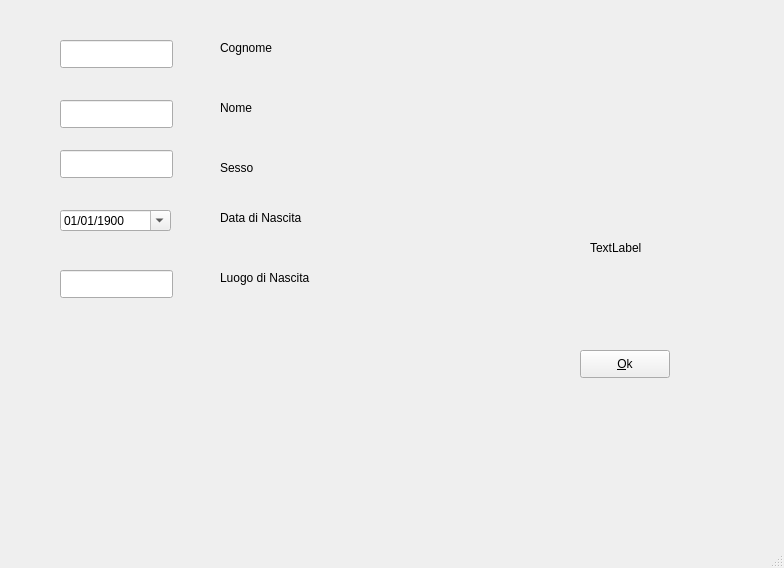
First picture: the form in mainwindow7.ui, repository lroberto68/TestPyQt2, before the edit.
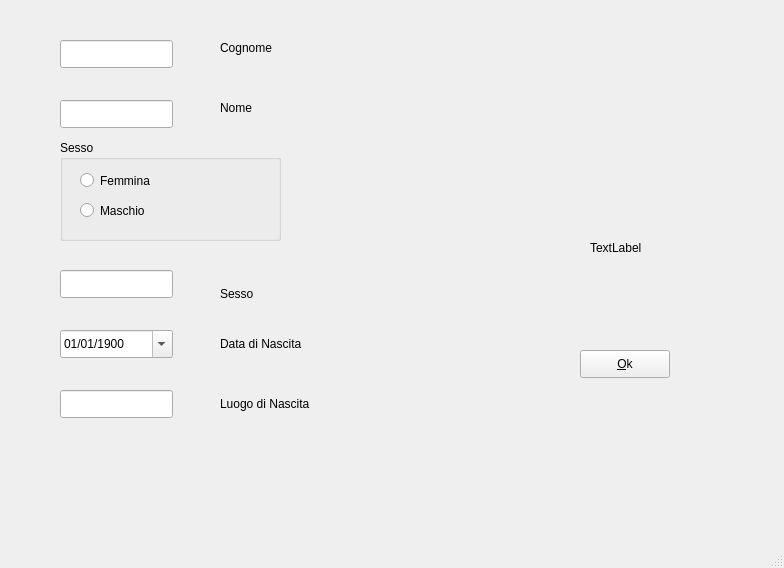
Second picture: the form after the edit. Icons and pictures are not drawn.

```diff
--- a/mainwindow7.ui
+++ b/mainwindow7.ui
@@ -68,17 +68,20 @@
     <property name="geometry">
      <rect>
       <x>60</x>
-      <y>150</y>
+      <y>270</y>
       <width>113</width>
       <height>28</height>
      </rect>
     </property>
+    <property name="readOnly">
+     <bool>false</bool>
+    </property>
    </widget>
    <widget class="QLineEdit" name="lnLuogo">
     <property name="geometry">
      <rect>
       <x>60</x>
-      <y>270</y>
+      <y>390</y>
       <width>113</width>
       <height>28</height>
      </rect>
@@ -88,9 +91,9 @@
     <property name="geometry">
      <rect>
       <x>60</x>
-      <y>210</y>
-      <width>111</width>
-      <height>21</height>
+      <y>330</y>
+      <width>113</width>
+      <height>28</height>
      </rect>
     </property>
     <property name="dateTime">
@@ -143,9 +146,9 @@
     <property name="geometry">
      <rect>
       <x>220</x>
-      <y>160</y>
-      <width>58</width>
-      <height>16</height>
+      <y>280</y>
+      <width>113</width>
+      <height>28</height>
      </rect>
     </property>
     <property name="text">
@@ -156,9 +159,9 @@
     <property name="geometry">
      <rect>
       <x>220</x>
-      <y>210</y>
-      <width>121</width>
-      <height>16</height>
+      <y>330</y>
+      <width>113</width>
+      <height>28</height>
      </rect>
     </property>
     <property name="text">
@@ -169,15 +172,54 @@
     <property name="geometry">
      <rect>
       <x>220</x>
-      <y>270</y>
-      <width>121</width>
-      <height>16</height>
+      <y>390</y>
+      <width>113</width>
+      <height>28</height>
      </rect>
     </property>
     <property name="text">
      <string>&lt;html&gt;&lt;head/&gt;&lt;body&gt;&lt;p&gt;Luogo di Nascita&lt;/p&gt;&lt;/body&gt;&lt;/html&gt;</string>
     </property>
    </widget>
+   <widget class="QGroupBox" name="grpSesso">
+    <property name="geometry">
+     <rect>
+      <x>60</x>
+      <y>140</y>
+      <width>221</width>
+      <height>101</height>
+     </rect>
+    </property>
+    <property name="title">
+     <string>Sesso</string>
+    </property>
+    <widget class="QRadioButton" name="rdbFem">
+     <property name="geometry">
+      <rect>
+       <x>20</x>
+       <y>30</y>
+       <width>104</width>
+       <height>21</height>
+      </rect>
+     </property>
+     <property name="text">
+      <string>Femmina</string>
+     </property>
+    </widget>
+    <widget class="QRadioButton" name="rdbMas">
+     <property name="geometry">
+      <rect>
+       <x>20</x>
+       <y>60</y>
+       <width>104</width>
+       <height>21</height>
+      </rect>
+     </property>
+     <property name="text">
+      <string>Maschio</string>
+     </property>
+    </widget>
+   </widget>
   </widget>
   <widget class="QMenuBar" name="menubar">
    <property name="geometry">
```
